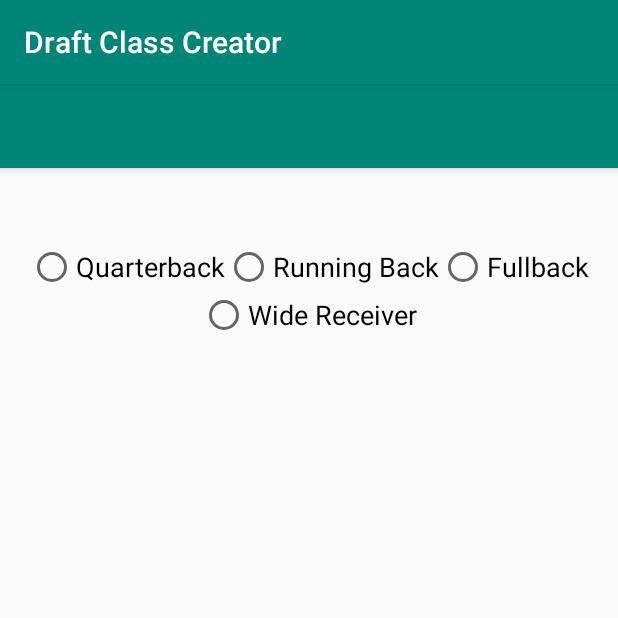
After one commit to rileybros/FootballDraftClass, an Android app: the Create_Player screen opened directly, with no data from a screen before it, on a phone screen of 412 x 824 dp, the top half of it. The commit adds this screen. Run offline under Robolectric (Android 15) with nearby library versions, the phone set to English and light mode, and no system bars.

Commit message:
Started Create Player page & working on how to radiogroup with all positions

```diff
--- a/app/src/main/AndroidManifest.xml
+++ b/app/src/main/AndroidManifest.xml
@@ -9,10 +9,11 @@
         android:roundIcon="@mipmap/ic_launcher_round"
         android:supportsRtl="true"
         android:theme="@style/AppTheme">
+        <activity android:name=".Create_Player"></activity>
         <activity
             android:name=".HomePage"
             android:label="@string/title_activity_home_page"
-            android:theme="@style/AppTheme.NoActionBar"></activity>
+            android:theme="@style/AppTheme.NoActionBar" />
         <activity android:name=".MainActivity">
             <intent-filter>
                 <action android:name="android.intent.action.MAIN" />
--- /dev/null
+++ b/app/src/main/java/com/example/footballdraftclass/Create_Player.java
@@ -0,0 +1,27 @@
+package com.example.footballdraftclass;
+
+import android.support.v7.app.AppCompatActivity;
+import android.os.Bundle;
+import android.view.View;
+import android.widget.RadioButton;
+
+public class Create_Player extends AppCompatActivity {
+
+    private RadioButton radioButton;
+
+    @Override
+    protected void onCreate(Bundle savedInstanceState) {
+        super.onCreate(savedInstanceState);
+        setContentView(R.layout.activity_create__player);
+
+
+    }
+
+    public void onRadioButtonClick(View view) {
+
+        switch (view.getId()) {
+            case R.id.QB:
+
+        }
+    }
+}
--- a/app/src/main/java/com/example/footballdraftclass/HomePage.java
+++ b/app/src/main/java/com/example/footballdraftclass/HomePage.java
@@ -1,5 +1,6 @@
 package com.example.footballdraftclass;
 
+import android.content.Intent;
 import android.os.Bundle;
 import android.support.design.widget.FloatingActionButton;
 import android.support.design.widget.Snackbar;
@@ -23,4 +24,7 @@ public class HomePage extends AppCompatActivity {
         }
     }
 
+    public void CreatePlayerOnClick(View view) {
+        startActivity(new Intent(getApplicationContext(), Create_Player.class));
+    }
 }
--- /dev/null
+++ b/app/src/main/res/layout/activity_create__player.xml
@@ -0,0 +1,26 @@
+<?xml version="1.0" encoding="utf-8"?>
+<android.support.design.widget.CoordinatorLayout
+    xmlns:android="http://schemas.android.com/apk/res/android"
+    xmlns:app="http://schemas.android.com/apk/res-auto"
+    xmlns:tools="http://schemas.android.com/tools"
+    android:layout_width="match_parent"
+    android:layout_height="match_parent"
+    tools:context=".Create_Player">
+
+    <android.support.design.widget.AppBarLayout
+        android:layout_width="match_parent"
+        android:layout_height="wrap_content"
+        android:theme="@style/AppTheme.AppBarOverlay">
+
+        <android.support.v7.widget.Toolbar
+            android:id="@+id/toolbar"
+            android:layout_width="match_parent"
+            android:layout_height="?attr/actionBarSize"
+            android:background="?attr/colorPrimary"
+            app:popupTheme="@style/AppTheme.PopupOverlay" />
+
+    </android.support.design.widget.AppBarLayout>
+
+    <include layout="@layout/content_create__player" />
+
+</android.support.design.widget.CoordinatorLayout>
--- /dev/null
+++ b/app/src/main/res/layout/content_create__player.xml
@@ -0,0 +1,60 @@
+<?xml version="1.0" encoding="utf-8"?>
+<RelativeLayout
+    android:id="@+id/content_create"
+    xmlns:android="http://schemas.android.com/apk/res/android"
+    xmlns:app="http://schemas.android.com/apk/res-auto"
+    xmlns:tools="http://schemas.android.com/tools"
+    android:layout_width="match_parent"
+    android:layout_height="match_parent"
+    app:layout_behavior="@string/appbar_scrolling_view_behavior"
+    tools:context=".Create_Player"
+    tools:showIn="@layout/activity_create__player">
+
+    <RadioGroup
+        android:layout_marginTop="50dp"
+        android:id="@+id/positionsgroup1"
+        android:layout_width="match_parent"
+        android:layout_height="wrap_content"
+        android:orientation="horizontal"
+        android:gravity="center">
+
+        <RadioButton
+            android:id="@+id/QB"
+            android:textSize="18dp"
+            android:text="Quarterback"
+            android:layout_width="wrap_content"
+            android:layout_height="wrap_content"
+            android:onClick="onRadioButtonClick"/>
+
+        <RadioButton
+            android:id="@+id/RB"
+            android:textSize="18dp"
+            android:text="Running Back"
+            android:layout_width="wrap_content"
+            android:layout_height="wrap_content" />
+
+        <RadioButton
+            android:id="@+id/FB"
+            android:text="Fullback"
+            android:textSize="18dp"
+            android:layout_width="wrap_content"
+            android:layout_height="wrap_content" />
+    </RadioGroup>
+
+    <RadioGroup
+        android:id="@+id/positionsgroup2"
+        android:layout_below="@+id/positionsgroup1"
+        android:layout_width="match_parent"
+        android:layout_height="wrap_content"
+        android:orientation="horizontal"
+        android:gravity="center">
+
+        <RadioButton
+            android:id="@+id/WR"
+            android:textSize="18dp"
+            android:text="Wide Receiver"
+            android:layout_width="wrap_content"
+            android:layout_height="wrap_content" />
+    </RadioGroup>
+
+</RelativeLayout>
--- a/app/src/main/res/layout/content_home_page.xml
+++ b/app/src/main/res/layout/content_home_page.xml
@@ -27,7 +27,8 @@
         android:layout_marginTop="150dp"
         android:layout_below="@+id/Instructions"
         android:layout_width="wrap_content"
-        android:layout_height="wrap_content" />
+        android:layout_height="wrap_content"
+        android:onClick="CreatePlayerOnClick"/>
 
     <Button
         android:id="@+id/DraftClass"
```
